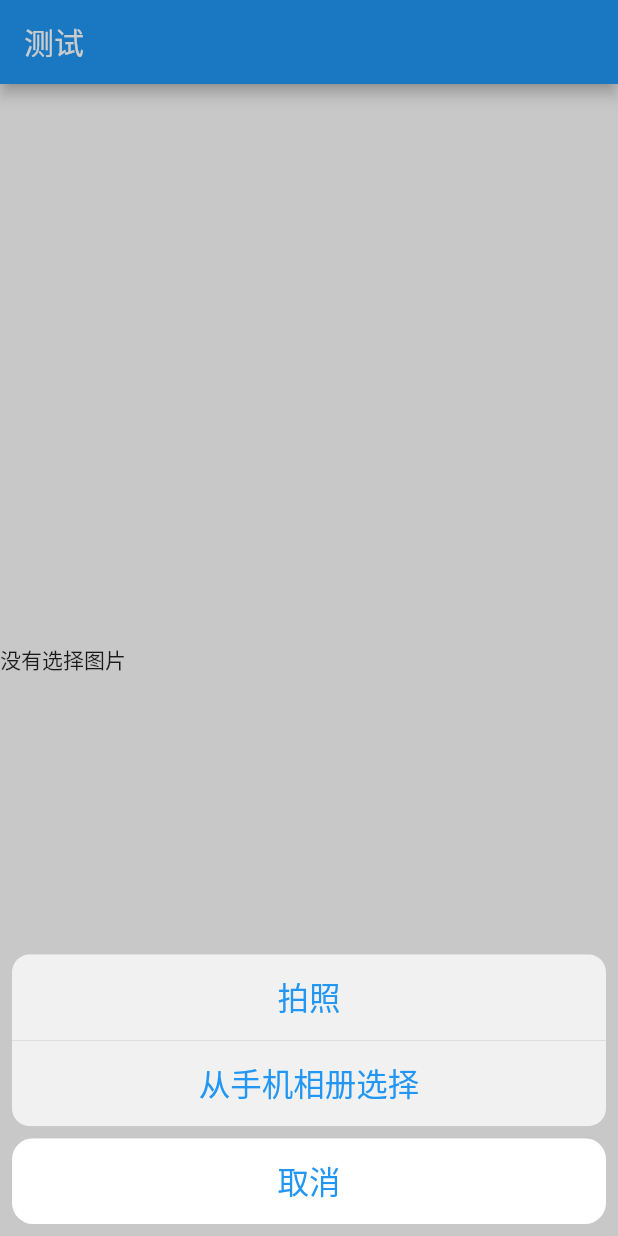
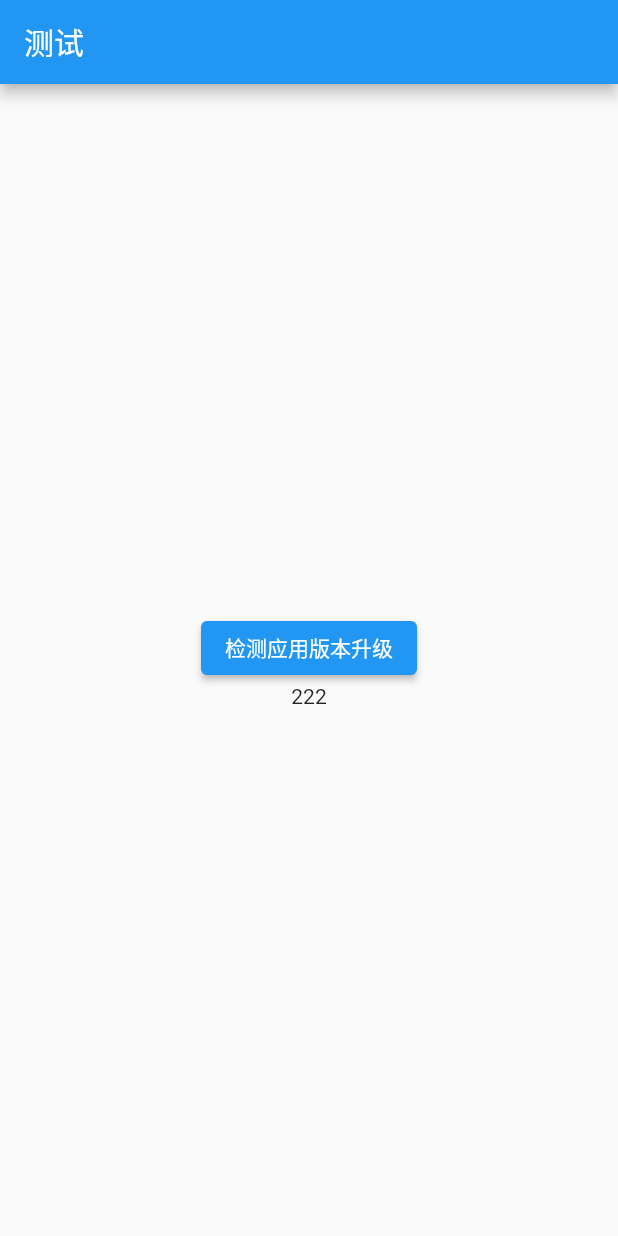
Before and after one commit to goodswifter/flutter_util, a Flutter app: the screen it shows after launch, on a phone screen of 412 x 824 dp. Run offline on Flutter 3.47's test engine with Material 2 defaults, Android fonts, the phone set to English and light mode, and no system bars; our stand-ins replace dio, fluttertoast, package_info_plus, permission_handler, shared_preferences, synchronized; missing offline and left inert: wechat_assets_picker, wechat_camera_picker.

Commit message:
【修改内容】 :  1 【reviewer】  :  钟爱东

```diff
--- a/analysis_options.yaml
+++ b/analysis_options.yaml
@@ -26,6 +26,10 @@ linter:
     # 三、格式化
     # 控制流中尽量使用大括号
     - curly_braces_in_flow_control_structures
+    # 使用单引号
+    - prefer_single_quotes
+    # 需要最后的逗号
+    - require_trailing_commas
 
     # 四、评论
     # 评论使用三斜杠标识
--- a/lib/alert_sheet/action_sheet_widget.dart
+++ b/lib/alert_sheet/action_sheet_widget.dart
@@ -9,7 +9,7 @@ class ActionSheetWidget extends StatelessWidget {
   const ActionSheetWidget({
     Key? key,
     required this.actionTitles,
-    this.title = "",
+    this.title = '',
     this.onPressed,
   }) : super(key: key);
 
@@ -33,7 +33,7 @@ class ActionSheetWidget extends StatelessWidget {
       title: title.isNotEmpty ? Text(title) : null,
       actions: actions,
       cancelButton: CupertinoActionSheetAction(
-        child: const Text("取消"),
+        child: const Text('取消'),
         onPressed: () => Navigator.pop(context),
       ),
     );
--- a/lib/alert_sheet/alert_dialog_widget.dart
+++ b/lib/alert_sheet/alert_dialog_widget.dart
@@ -10,7 +10,7 @@ class AlertDialogWidget extends StatelessWidget {
     Key? key,
     this.title,
     this.content,
-    this.confirmTitle = "确定",
+    this.confirmTitle = '确定',
     this.confirmPressed,
   }) : super(key: key);
   final String? title;
@@ -23,7 +23,7 @@ class AlertDialogWidget extends StatelessWidget {
     final CupertinoDialogAction cancelAction = CupertinoDialogAction(
       textStyle: const TextStyle(fontSize: 14, color: Color(0xFF999999)),
       onPressed: () => Navigator.pop(context),
-      child: const Text("取消"),
+      child: const Text('取消'),
     );
 
     final CupertinoDialogAction confirmAction = CupertinoDialogAction(
--- a/lib/main.dart
+++ b/lib/main.dart
@@ -1,12 +1,13 @@
 import 'package:flutter/material.dart';
-import 'package:permission_handler/permission_handler.dart';
 import 'package:wechat_camera_picker/wechat_camera_picker.dart';
 
-import 'photo_picker/camera_access_util.dart';
 import 'photo_picker/photo_picker_util.dart';
-import 'version_upgrade/version_upgrade_util.dart';
+import 'photo_picker/sp_util.dart';
 
-void main() {
+void main() async {
+  WidgetsFlutterBinding.ensureInitialized();
+  // 初始化sp
+  await SpUtil.getInstance();
   runApp(const MyApp());
 }
 
@@ -27,51 +28,45 @@ class MyHomePage extends StatefulWidget {
 }
 
 class _MyHomePageState extends State<MyHomePage> {
-  String? name;
+  ValueNotifier<AssetEntity?> notifier = ValueNotifier(null);
   @override
   void initState() {
     super.initState();
-    // VersionUpgradeUtil.checkVersion(context: context);
+    SpUtil.putBool('aaa', true);
   }
 
   @override
   Widget build(BuildContext context) {
     return Scaffold(
       appBar: AppBar(title: const Text('测试')),
-      body: FutureBuilder<AssetEntity?>(
-          future: PhotoPickerUtil.pickAsset(context: context),
-          builder:
-              (BuildContext context, AsyncSnapshot<AssetEntity?> snapshot) {
-            // if (snapshot.connectionState == ConnectionState.done) {
-              if (snapshot.hasError) {
-                // 请求失败，显示错误
-                return Text("Error: ${snapshot.error}");
-              } else {
-                final AssetEntity? asset = snapshot.data;
-                return Column(
-                  mainAxisAlignment: MainAxisAlignment.center,
-                  children: [
-                    // ElevatedButton(
-                    //   onPressed: () async {
-                    //     // 版本测试
-                    //     // VersionUpgradeUtil.checkVersion(context: context);
-
-                    //     name = '5';
-                    //   },
-                    //   child: const Text('检测应用版本升级'),
-                    // ),
-                    asset == null
-                        ? const Text('没有选择图片')
-                        : imageAssetWidget(asset),
-                  ],
+      body: Center(
+        child: Column(
+          mainAxisAlignment: MainAxisAlignment.center,
+          children: [
+            ElevatedButton(
+              onPressed: () async {
+                await PhotoPickerUtil.pickAsset(
+                  context: context,
+                  success: (assets) {
+                    if (assets != null) {
+                      notifier.value = assets.first;
+                    }
+                  },
                 );
-              }
-            // } else {
-            //   // 请求未结束，显示loading
-            //   return const Center(
-            //       child: CircularProgressIndicator(color: Color(0xFF046A38)));
-            // }
-          }),
+              },
+              child: const Text('检测应用版本升级'),
+            ),
+            ValueListenableBuilder(
+              valueListenable: notifier,
+              builder: (context, value, Widget? child) {
+                return notifier.value != null
+                    ? imageAssetWidget(notifier.value!)
+                    : const Text('222');
+              },
+            ),
+          ],
+        ),
+      ),
     );
   }
 
--- a/lib/photo_picker/camera_access_util.dart
+++ b/lib/photo_picker/camera_access_util.dart
@@ -34,7 +34,7 @@ class CameraAccessUtil {
       // 只要相册和相机都不是第一次访问, 就提示相机权限未开启
       showModalPopup(context);
     }
-    return null;
+    return assetEntity;
   }
 
   static void showModalPopup(BuildContext ctx) {
@@ -43,7 +43,7 @@ class CameraAccessUtil {
       builder: (context) => CupertinoAlertDialog(
         title: const Text("相机或相册权限未开启"),
         content: const Text(
-          "请在iPhone的“设置 > 京师OA”选项中，允许访问你的摄像头和所有照片。",
+          "请在iPhone的“设置”选项中，允许访问你的摄像头和所有照片。",
           maxLines: 4,
         ),
         actions: [
--- a/lib/photo_picker/photo_picker_util.dart
+++ b/lib/photo_picker/photo_picker_util.dart
@@ -1,39 +1,43 @@
 import 'package:flutter/cupertino.dart';
-import 'package:util/alert_sheet/action_sheet_widget.dart';
 import 'package:wechat_camera_picker/wechat_camera_picker.dart';
 
+import '../alert_sheet/action_sheet_widget.dart';
 import 'camera_access_util.dart';
 import 'photos_access_util.dart';
+
+typedef Success = void Function(List<AssetEntity>? assets);
 
 ///
 /// Author       : zhongaidong
 /// Date         : 2022-08-17 21:03:25
-/// Description  :
+/// Description  : 相册选择工具
 ///
-class PhotoPickerUtil {
-  static Future<AssetEntity?> pickAsset({required BuildContext context}) async {
-    AssetEntity? assetEntity;
-    showCupertinoModalPopup(
+mixin PhotoPickerUtil {
+  static Future<void> pickAsset({
+    required BuildContext context,
+    Success? success,
+  }) async {
+    showCupertinoModalPopup<AssetEntity?>(
       context: context,
       builder: (ctx) => ActionSheetWidget(
-        actionTitles: const ["拍照", "从手机相册选择"],
+        actionTitles: const ['拍照', '从手机相册选择'],
         onPressed: (ctx, index) async {
-          Navigator.pop(context);
+          Navigator.pop(ctx);
           switch (index) {
             case 0:
-              assetEntity =
+              final AssetEntity? asset =
                   await CameraAccessUtil.cameraImage(context: context);
+              success?.call(asset != null ? [asset] : []);
               break;
             case 1:
               {
                 final List<AssetEntity>? assets =
                     await PhotosAccessUtil.pickerPhotoImage(context: context);
-                assetEntity = assets?.first;
+                success?.call(assets);
               }
           }
         },
       ),
     );
-    return assetEntity;
   }
 }
--- a/lib/photo_picker/photos_access_util.dart
+++ b/lib/photo_picker/photos_access_util.dart
@@ -1,8 +1,8 @@
 import 'package:flutter/material.dart';
 import 'package:permission_handler/permission_handler.dart';
-import 'package:util/photo_picker/no_access_photos_page.dart';
 import 'package:wechat_assets_picker/wechat_assets_picker.dart';
 
+import 'no_access_photos_page.dart';
 import 'permission_util.dart';
 
 ///
@@ -10,22 +10,24 @@ import 'permission_util.dart';
 /// Date         : 2021-08-26 08:16:14
 /// Description  :
 ///
-class PhotosAccessUtil {
+mixin PhotosAccessUtil {
   static Future<List<AssetEntity>?> pickerPhotoImage({
     required BuildContext context,
     int maxAssetsCount = 1,
     bool mounted = true,
   }) async {
     return pickerPhoto(
-        context: context,
-        maxAssetsCount: maxAssetsCount,
-        requestType: RequestType.image);
+      context: context,
+      maxAssetsCount: maxAssetsCount,
+      requestType: RequestType.image,
+    );
   }
 
-  static Future<List<AssetEntity>?> pickerPhoto(
-      {required BuildContext context,
-      int maxAssetsCount = 1,
-      RequestType requestType = RequestType.all}) async {
+  static Future<List<AssetEntity>?> pickerPhoto({
+    required BuildContext context,
+    int maxAssetsCount = 1,
+    RequestType requestType = RequestType.all,
+  }) async {
     List<AssetEntity>? assets;
 
     final PermissionStatus photosStatus = await Permission.photos.request();
@@ -47,8 +49,6 @@ class PhotosAccessUtil {
           builder: (BuildContext context) => const NoAccessPhotosPage(),
         ),
       );
-    } else {
-      print(111);
     }
     return assets;
   }
--- a/lib/utils/sp_util.dart
+++ b/lib/photo_picker/sp_util.dart
@@ -44,7 +44,7 @@ class SpUtil {
   /// get object.
   static Map? getObject(String key) {
     final String? data = _prefs?.getString(key);
-    return (data == null || data.isEmpty) ? null : json.decode(data);
+    return (data == null || data.isEmpty) ? null : json.decode(data) as Map;
   }
 
   /// put object list.
@@ -69,7 +69,7 @@ class SpUtil {
   static List<Map>? getObjectList(String key) {
     final List<String>? dataLis = _prefs?.getStringList(key);
     return dataLis?.map((value) {
-      final Map dataMap = json.decode(value);
+      final Map dataMap = json.decode(value) as Map;
       return dataMap;
     }).toList();
   }
```
Also changed, not shown: lib/photo_picker/no_access_photos_page.dart (+18 -7 lines), lib/photo_picker/permission_util.dart (+4 -4 lines).
